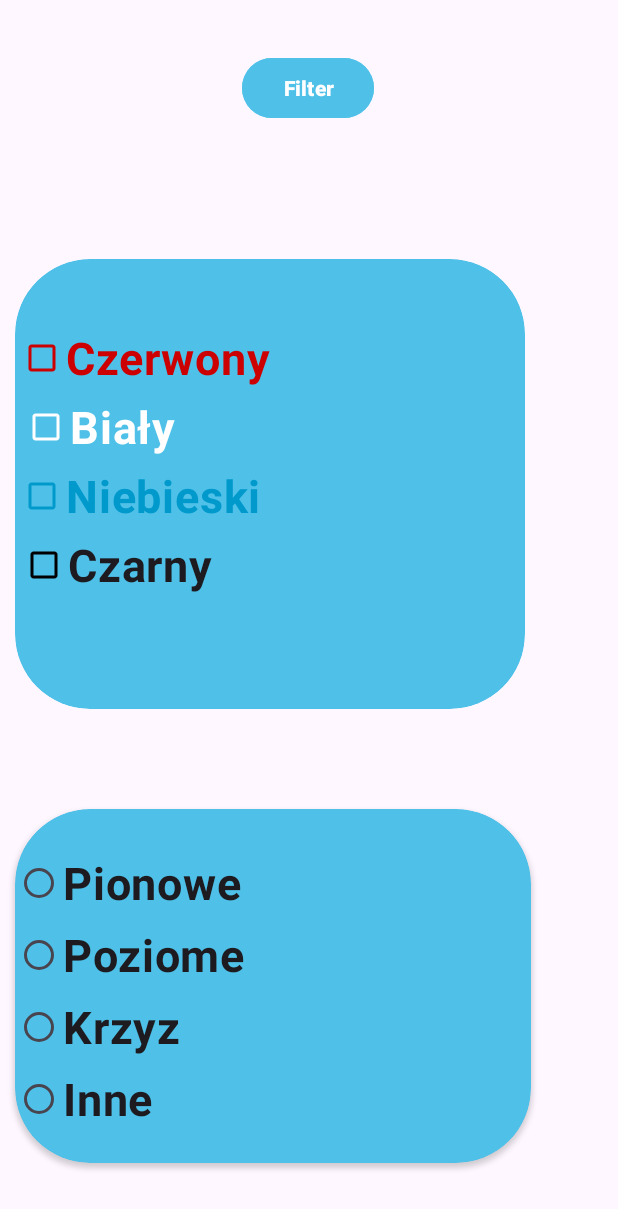
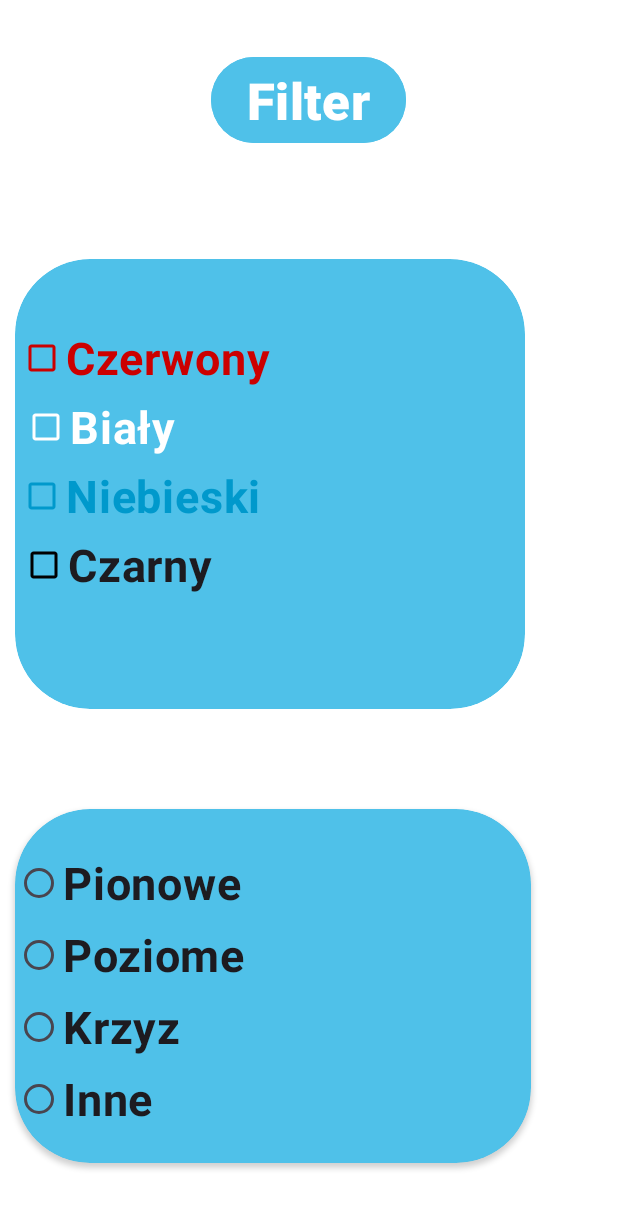
Before and after one commit to bartekkleczar/flagiAplikacja, an Android app: the screen it shows after launch (StartActivity), on a phone screen of 412 x 824 dp. Shown: the top 1209 px of the screen. Run offline under Robolectric (Android 15) with nearby library versions, the phone set to English and light mode, and no system bars.

```diff
--- a/app/src/main/res/layout/activity_start.xml
+++ b/app/src/main/res/layout/activity_start.xml
@@ -4,6 +4,9 @@
     xmlns:tools="http://schemas.android.com/tools"
     android:layout_width="match_parent"
     android:layout_height="match_parent"
+    android:background="@color/white"
+    android:backgroundTint="@color/white"
+    android:foregroundTint="@color/white"
     tools:context=".StartActivity">
 
     <Button
@@ -12,7 +15,9 @@
         android:layout_height="wrap_content"
         android:backgroundTint="@color/backgroundMa"
         android:text="Filter"
+        android:textSize="34sp"
         android:textStyle="bold"
+        app:cornerRadius="50dp"
         app:layout_constraintBottom_toBottomOf="parent"
         app:layout_constraintEnd_toEndOf="parent"
         app:layout_constraintHorizontal_bias="0.498"
@@ -24,7 +29,7 @@
         android:layout_width="340dp"
         android:layout_height="300dp"
         android:layout_marginLeft="10dp"
-        android:backgroundTint="@color/backgroundMa"
+        android:backgroundTint="@color/backgroundRv"
         app:cardCornerRadius="50dp"
         app:layout_constraintBottom_toBottomOf="parent"
         app:layout_constraintEnd_toEndOf="parent"
@@ -108,7 +113,7 @@
         android:layout_height="236dp"
         android:layout_marginLeft="10dp"
         android:layout_marginTop="50dp"
-        android:backgroundTint="@color/backgroundMa"
+        android:backgroundTint="@color/backgroundRv"
         app:cardCornerRadius="50dp"
         app:layout_constraintBottom_toBottomOf="parent"
         app:layout_constraintEnd_toEndOf="parent"
```
